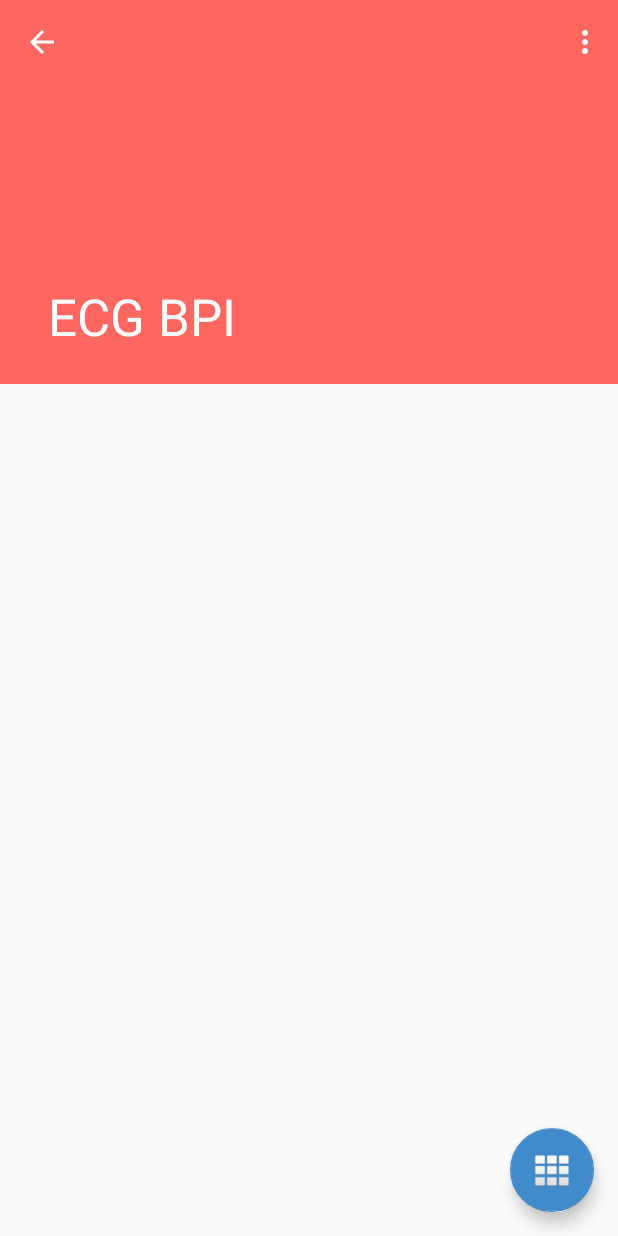
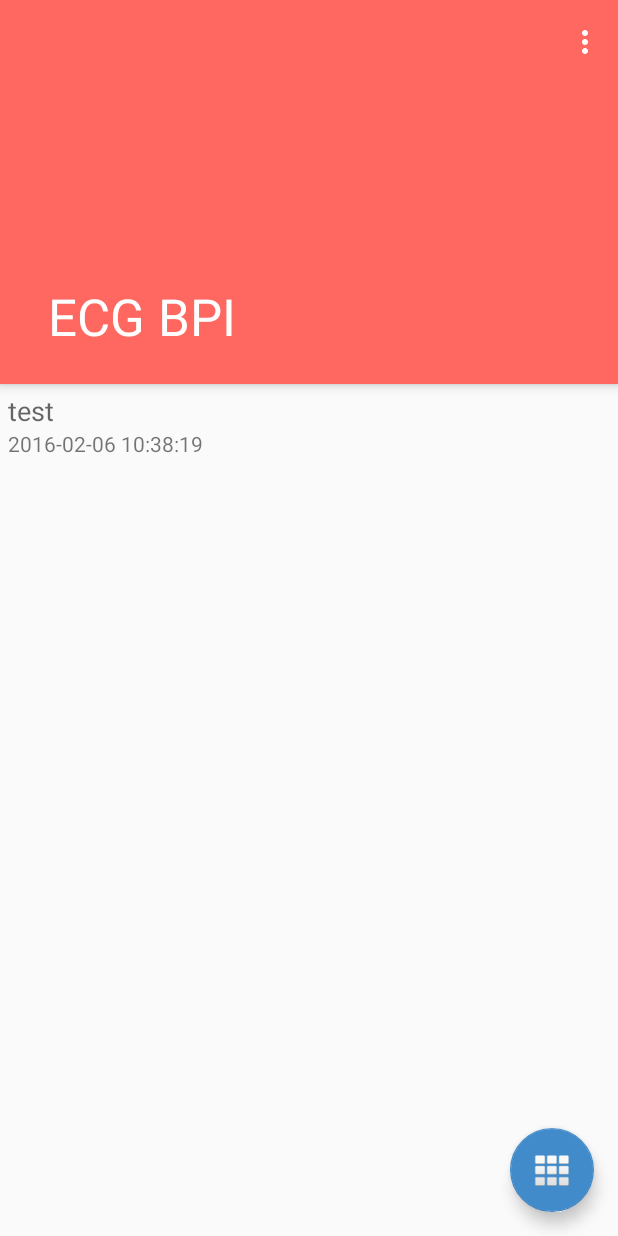
Before and after one commit to derris21/ecg-droid, an Android app: the DashboardActivity screen opened directly, with no data from a screen before it, on a phone screen of 412 x 824 dp. Run offline under Robolectric (Android 15) with nearby library versions, the phone set to English and light mode, and no system bars; 1 statement that could not run was skipped.

Commit message:
RecyclerView

```diff
--- a/app/src/main/java/com/ilham1012/ecgbpi/activity/DashboardActivity.java
+++ b/app/src/main/java/com/ilham1012/ecgbpi/activity/DashboardActivity.java
@@ -14,11 +14,14 @@ import android.view.View;
 import android.widget.Toast;
 
 import com.ilham1012.ecgbpi.R;
-import com.ilham1012.ecgbpi.helper.ListAdapter;
+import com.ilham1012.ecgbpi.helper.RVAdapter;
 import com.ilham1012.ecgbpi.helper.SQLiteHandler;
 import com.ilham1012.ecgbpi.helper.SessionManager;
+import com.ilham1012.ecgbpi.model.EcgRecord;
 
+import java.util.ArrayList;
 import java.util.HashMap;
+import java.util.List;
 
 public class DashboardActivity extends AppCompatActivity {
 
@@ -27,11 +30,7 @@ public class DashboardActivity extends AppCompatActivity {
     private CollapsingToolbarLayout collapsingToolbarLayout;
     private FloatingActionButton fabBtn;
     private RecyclerView recyclerView;
-    private ListAdapter mAdapter;
-    private RecyclerView.LayoutManager mLayoutManager;
-
-    private String[] listTitles;
-    private String[] listSubtitles;
+    private List<EcgRecord> ecgRecords;
 
 
 
@@ -58,25 +57,15 @@ public class DashboardActivity extends AppCompatActivity {
         Toolbar toolbar = (Toolbar) findViewById(R.id.toolbar);
         collapsingToolbarLayout = (CollapsingToolbarLayout) findViewById(R.id.collapsing_toolbar);
         fabBtn = (FloatingActionButton)findViewById(R.id.fab);
-        recyclerView = (RecyclerView) findViewById(R.id.listViewRecords);
+        recyclerView = (RecyclerView)findViewById(R.id.list_view_records);
 
         setSupportActionBar(toolbar);
-        getSupportActionBar().setDisplayHomeAsUpEnabled(true);
+//        getSupportActionBar().setDisplayHomeAsUpEnabled(true);
+        recyclerView.setHasFixedSize(true);
+        //collapsingToolbarLayout.setExpandedTitleColor(getResources().getColor(android.R.color.transparent));
 
-        // use this setting to improve performance if you know that changes
-        // in content do not change the layout size of the RecyclerView
-        recyclerView.setHasFixedSize(true);
-
-        // use a linear layout manager
-        mLayoutManager = new LinearLayoutManager(this);
-        recyclerView.setLayoutManager(mLayoutManager);
-
-        // specify an adapter (see also next example)
-        mAdapter = new ListAdapter(myDataset);
-        recyclerView.setAdapter(mAdapter);
-
-
-        //collapsingToolbarLayout.setExpandedTitleColor(getResources().getColor(android.R.color.transparent));
+        LinearLayoutManager llm = new LinearLayoutManager(getBaseContext());
+        recyclerView.setLayoutManager(llm);
 
         // Sqlite db handler
         db = new SQLiteHandler(getApplicationContext());
@@ -97,13 +86,8 @@ public class DashboardActivity extends AppCompatActivity {
         // Displaying the user details on the screen
         collapsingToolbarLayout.setTitle(name);
 
-
-
-        fillListData();
-//        ListAdapter adapter = new ListAdapter(getBaseContext(), listTitles, listSubtitles);
-
-        recyclerView.setAdapter(mAdapter);
-
+        initializeData();
+        initializeAdapter();
 
         fabBtn.setOnClickListener(new View.OnClickListener() {
             @Override
@@ -115,18 +99,32 @@ public class DashboardActivity extends AppCompatActivity {
         });
     }
 
-    private void fillListData(){
-        /**
-         * Dummy Data
-         */
+    /**
+     * Dummy data for examples only
+     */
 
-        listTitles = new String[]{"Recording 1", "Test Recording", "Just Test", "OK, test again",
-                "Recording n", "Patient Name", "What Else?", "Aigooo", "Record no 3",
-                "Morning Record", "ECG BPI", "BITalino", "BioSignal", "Lab Desain", "After Squat"};
+    private void initializeData(){
+        ecgRecords = new ArrayList<>();
+        ecgRecords.add(new EcgRecord(1,  1, "2016-02-06 10:38:19", "test", "test.txt"));
+        ecgRecords.add(new EcgRecord(2,  1, "2016-02-06 10:47:27", "test 2", "test-2.txt"));
+        ecgRecords.add(new EcgRecord(3,  1, "2016-02-06 10:49:20", "Morning Record", "morning.txt"));
+        ecgRecords.add(new EcgRecord(4,  1, "2016-02-06 10:50:19", "Let's test", "testttt.txt"));
+        ecgRecords.add(new EcgRecord(5,  1, "2016-02-06 10:53:27", "Ok, test again", "test-2000.txt"));
+        ecgRecords.add(new EcgRecord(6,  1, "2016-02-06 10:59:20", "Night Record", "night.txt"));
+        ecgRecords.add(new EcgRecord(7,  1, "2016-02-06 11:38:19", "test 3", "test3.txt"));
+        ecgRecords.add(new EcgRecord(8,  1, "2016-02-06 11:47:27", "test 23", "test-23.txt"));
+        ecgRecords.add(new EcgRecord(9,  1, "2016-02-06 11:49:20", "Morning Record 2", "morning2.txt"));
+        ecgRecords.add(new EcgRecord(10, 1, "2016-02-06 11:50:19", "Let's test 2", "testttt2.txt"));
+        ecgRecords.add(new EcgRecord(11, 1, "2016-02-06 11:53:27", "Ok, test again 2", "test-20002.txt"));
+        ecgRecords.add(new EcgRecord(12, 1, "2016-02-06 11:59:20", "Night Record 2", "night2.txt"));
+        ecgRecords.add(new EcgRecord(13, 1, "2016-02-06 12:50:19", "Let's test 3", "testttt3.txt"));
+        ecgRecords.add(new EcgRecord(14, 1, "2016-02-06 12:53:27", "Ok, test again 3", "test-20003.txt"));
+        ecgRecords.add(new EcgRecord(15, 1, "2016-02-06 12:59:20", "Night Record 3", "night3.txt"));
+    }
 
-        listSubtitles = new String[] {"1/02/2016", "1/02/2016", "3/02/2016", "4/02/2016", "5/02/2016",
-                "5/02/2016", "5/02/2016", "6/02/2016", "7/02/2016", "8/02/2016",
-                "10/02/2016", "10/02/2016", "10/02/2016", "11/02/2016", "11/02/2016"};
+    private void initializeAdapter(){
+        RVAdapter adapter = new RVAdapter(ecgRecords);
+        recyclerView.setAdapter(adapter);
     }
 
 
--- a/app/src/main/java/com/ilham1012/ecgbpi/helper/FeedItem.java
+++ /dev/null
@@ -1,25 +0,0 @@
-package com.ilham1012.ecgbpi.helper;
-
-/**
- * Created by ilham on 11/02/2016.
- */
-public class FeedItem {
-    private String title;
-    private String subtitle;
-
-    public String getTitle() {
-        return title;
-    }
-
-    public void setTitle(String title) {
-        this.title = title;
-    }
-
-    public String getSubtitle() {
-        return title;
-    }
-
-    public void setSubtitle(String subtitle) {
-        this.subtitle = subtitle;
-    }
-}
--- a/app/src/main/java/com/ilham1012/ecgbpi/helper/ListAdapter.java
+++ /dev/null
@@ -1,65 +0,0 @@
-package com.ilham1012.ecgbpi.helper;
-
-import android.support.v7.widget.RecyclerView;
-import android.text.Html;
-import android.view.LayoutInflater;
-import android.view.View;
-import android.view.ViewGroup;
-import android.widget.TextView;
-
-import com.ilham1012.ecgbpi.R;
-
-import java.util.List;
-
-/**
- * Created by ilham on 11/02/2016.
- */
-public class ListAdapter extends RecyclerView.Adapter<ListAdapter.CustomViewHolder> {
-    private List<FeedItem> feedItemList;
-    private String[] mDataset;
-
-    // Provide a reference to the views for each data item
-    // Complex data items may need more than one view per item, and
-    // you provide access to all the views for a data item in a view holder
-    public static class ViewHolder extends RecyclerView.ViewHolder {
-        // each data item is just a string in this case
-        public TextView mTextView;
-        public ViewHolder(TextView v) {
-            super(v);
-            mTextView = v;
-        }
-    }
-
-    // Provide a suitable constructor (depends on the kind of dataset)
-    public ListAdapter(String[] myDataset) {
-        mDataset = myDataset;
-    }
-
-    // Create new views (invoked by the layout manager)
-    @Override
-    public CustomViewHolder onCreateViewHolder(ViewGroup parent,
-                                         int viewType) {
-        // create a new view
-        View v = LayoutInflater.from(parent.getContext())
-                .inflate(R.layout.list_item, null);
-        // set the view's size, margins, paddings and layout parameters ...
-        CustomViewHolder vh = new CustomViewHolder(v);
-        return vh;
-    }
-
-    // Replace the contents of a view (invoked by the layout manager)
-    @Override
-    public void onBindViewHolder(CustomViewHolder customViewHolder, int position) {
-        FeedItem feedItem = feedItemList.get(position);
-
-        //Setting text view title
-        customViewHolder.title.setText(Html.fromHtml(feedItem.getTitle()));
-
-    }
-
-    // Return the size of your dataset (invoked by the layout manager)
-    @Override
-    public int getItemCount() {
-        return mDataset.length;
-    }
-}
--- /dev/null
+++ b/app/src/main/java/com/ilham1012/ecgbpi/helper/RVAdapter.java
@@ -0,0 +1,69 @@
+package com.ilham1012.ecgbpi.helper;
+
+import android.support.v7.widget.RecyclerView;
+import android.util.Log;
+import android.view.LayoutInflater;
+import android.view.View;
+import android.view.ViewGroup;
+import android.widget.TextView;
+import android.widget.Toast;
+
+import com.ilham1012.ecgbpi.R;
+import com.ilham1012.ecgbpi.model.EcgRecord;
+
+import java.util.List;
+
+/**
+ * Created by Lab Desain 2 on 12/02/2016.
+ */
+public class RVAdapter extends RecyclerView.Adapter<RVAdapter.CustomViewHolder> {
+    public static class CustomViewHolder extends RecyclerView.ViewHolder {
+        TextView title;
+        TextView subtitle;
+
+        CustomViewHolder(View itemView) {
+            super(itemView);
+            title = (TextView)itemView.findViewById(R.id.list_item_title);
+            subtitle = (TextView)itemView.findViewById(R.id.list_item_subtitle);
+        }
+    }
+
+    List<EcgRecord> records;
+
+    public RVAdapter(List<EcgRecord> records){
+        this.records = records;
+    }
+
+    @Override
+    public CustomViewHolder onCreateViewHolder(ViewGroup viewGroup, int i) {
+        View v = LayoutInflater.from(viewGroup.getContext()).inflate(R.layout.list_item, viewGroup, false);
+        CustomViewHolder pvh = new CustomViewHolder(v);
+        return pvh;
+    }
+
+    @Override
+    public void onBindViewHolder(CustomViewHolder holder, int i) {
+        holder.title.setText(records.get(i).recording_name);
+        holder.subtitle.setText(records.get(i).recording_time);
+
+        holder.title.setOnClickListener(new View.OnClickListener() {
+            @Override
+            public void onClick(View v) {
+                Log.d("TAG", this.toString());
+            }
+        });
+    }
+
+    @Override
+    public int getItemCount() {
+        return records.size();
+    }
+
+    @Override
+    public void onAttachedToRecyclerView(RecyclerView recyclerView) {
+        super.onAttachedToRecyclerView(recyclerView);
+    }
+
+
+
+}
--- /dev/null
+++ b/app/src/main/java/com/ilham1012/ecgbpi/model/EcgRecord.java
@@ -0,0 +1,48 @@
+package com.ilham1012.ecgbpi.model;
+
+import java.util.ArrayList;
+import java.util.List;
+
+/**
+ * Created by Lab Desain 2 on 12/02/2016.
+ */
+public class EcgRecord {
+    int recording_id;
+    int user_id;
+    public String recording_time;
+    public String recording_name;
+    String file_url;
+
+    public EcgRecord(int recording_id, int user_id, String recording_time, String recording_name, String file_url){
+        this.recording_id = recording_id;
+        this.user_id = user_id;
+        this.recording_time = recording_time;
+        this.recording_name = recording_name;
+        this.file_url = file_url;
+    }
+}
+
+//private List<EcgRecord> ecgRecords;
+//
+///**
+// * Dummy data for examples only
+// */
+//
+//private void initializeData(){
+//    ecgRecords = new ArrayList<>();
+//    ecgRecords.add(new EcgRecord(1,  1, "2016-02-06 10:38:19", "test", "test.txt"));
+//    ecgRecords.add(new EcgRecord(2,  1, "2016-02-06 10:47:27", "test 2", "test-2.txt"));
+//    ecgRecords.add(new EcgRecord(3,  1, "2016-02-06 10:49:20", "Morning Record", "morning.txt"));
+//    ecgRecords.add(new EcgRecord(4,  1, "2016-02-06 10:50:19", "Let's test", "testttt.txt"));
+//    ecgRecords.add(new EcgRecord(5,  1, "2016-02-06 10:53:27", "Ok, test again", "test-2000.txt"));
+//    ecgRecords.add(new EcgRecord(6,  1, "2016-02-06 10:59:20", "Night Record", "night.txt"));
+//    ecgRecords.add(new EcgRecord(7,  1, "2016-02-06 11:38:19", "test 3", "test3.txt"));
+//    ecgRecords.add(new EcgRecord(8,  1, "2016-02-06 11:47:27", "test 23", "test-23.txt"));
+//    ecgRecords.add(new EcgRecord(9,  1, "2016-02-06 11:49:20", "Morning Record 2", "morning2.txt"));
+//    ecgRecords.add(new EcgRecord(10, 1, "2016-02-06 11:50:19", "Let's test 2", "testttt2.txt"));
+//    ecgRecords.add(new EcgRecord(11, 1, "2016-02-06 11:53:27", "Ok, test again 2", "test-20002.txt"));
+//    ecgRecords.add(new EcgRecord(12, 1, "2016-02-06 11:59:20", "Night Record 2", "night2.txt"));
+//    ecgRecords.add(new EcgRecord(13, 1, "2016-02-06 12:50:19", "Let's test 3", "testttt3.txt"));
+//    ecgRecords.add(new EcgRecord(14, 1, "2016-02-06 12:53:27", "Ok, test again 3", "test-20003.txt"));
+//    ecgRecords.add(new EcgRecord(15, 1, "2016-02-06 12:59:20", "Night Record 3", "night3.txt"));
+//}
--- a/app/src/main/res/layout/activity_dashboard.xml
+++ b/app/src/main/res/layout/activity_dashboard.xml
@@ -25,15 +25,15 @@
         <android.support.design.widget.CollapsingToolbarLayout
             android:id="@+id/collapsing_toolbar"
             android:layout_width="match_parent"
-            android:layout_height="match_parent"
-            app:layout_scrollFlags="scroll|exitUntilCollapsed">
+            android:layout_height="match_parent">
+            <!--app:layout_scrollFlags="scroll|exitUntilCollapsed">-->
 
             <android.support.v7.widget.Toolbar
                 android:id="@+id/toolbar"
                 android:layout_height="?attr/actionBarSize"
                 android:layout_width="match_parent"
-                android:background="?attr/colorPrimary"
-                app:layout_collapseMode="pin"/>
+                android:background="?attr/colorPrimary"/>
+                <!--app:layout_collapseMode="pin"/>-->
 
         </android.support.design.widget.CollapsingToolbarLayout>
 
--- a/app/src/main/res/layout/content_dashboard.xml
+++ b/app/src/main/res/layout/content_dashboard.xml
@@ -4,16 +4,16 @@
     xmlns:tools="http://schemas.android.com/tools"
     android:layout_width="match_parent"
     android:layout_height="match_parent"
-    android:paddingBottom="@dimen/activity_vertical_margin"
-    android:paddingLeft="@dimen/activity_horizontal_margin"
-    android:paddingRight="@dimen/activity_horizontal_margin"
-    android:paddingTop="@dimen/activity_vertical_margin"
+    android:paddingBottom="0dp"
+    android:paddingLeft="0dp"
+    android:paddingRight="0dp"
+    android:paddingTop="0dp"
     app:layout_behavior="@string/appbar_scrolling_view_behavior"
     tools:context="com.ilham1012.ecgbpi.activity.DashboardActivity"
     tools:showIn="@layout/activity_dashboard">
 
     <android.support.v7.widget.RecyclerView
-        android:id="@+id/listViewRecords"
+        android:id="@+id/list_view_records"
         android:layout_width="match_parent"
         android:layout_height="300dp">
     </android.support.v7.widget.RecyclerView>
--- a/app/src/main/res/layout/list_item.xml
+++ b/app/src/main/res/layout/list_item.xml
@@ -1,7 +1,8 @@
 <?xml version="1.0" encoding="utf-8"?>
 <LinearLayout xmlns:android="http://schemas.android.com/apk/res/android"
     android:orientation="vertical" android:layout_width="match_parent"
-    android:layout_height="match_parent">
+    android:layout_height="match_parent"
+    android:padding="5dp">
 
     <TextView
         android:layout_width="wrap_content"
```
